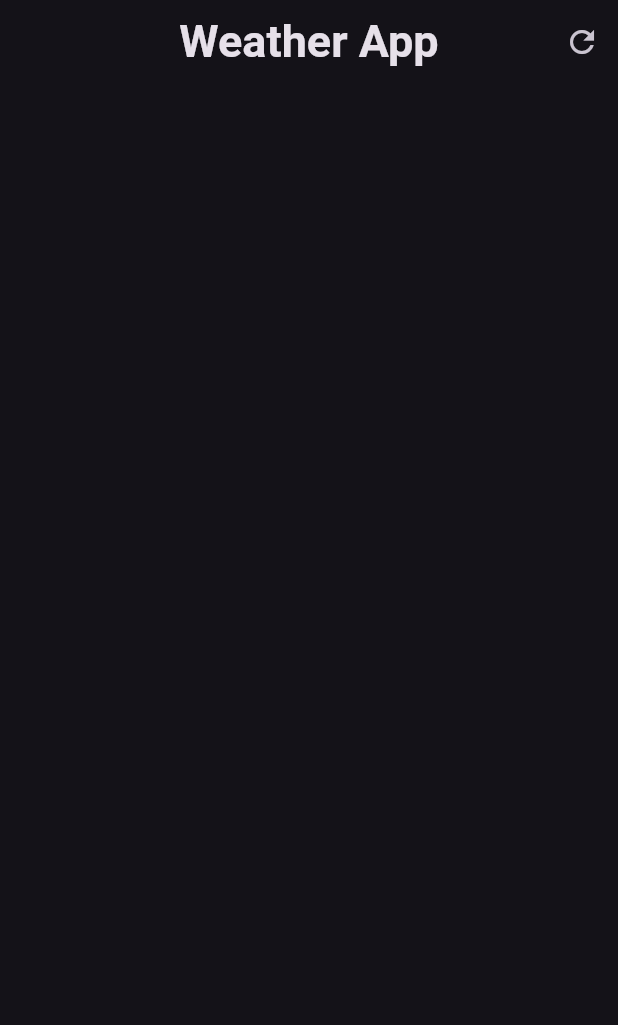
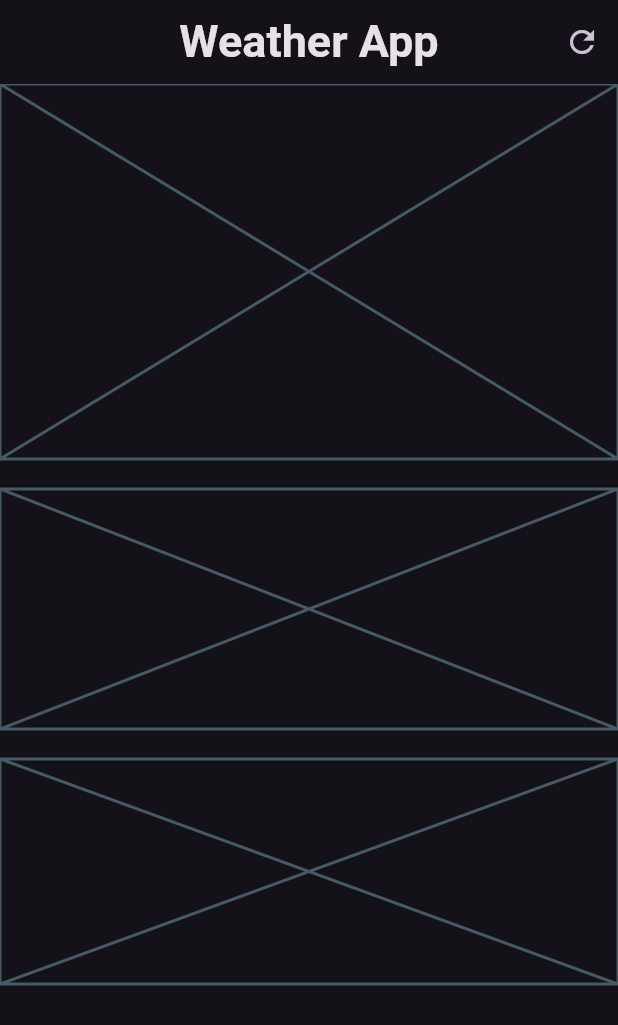
Before and after one commit to Ajallen14/Weather_App, a Flutter app: the screen it shows after launch, on a phone screen of 412 x 824 dp. Shown: the top 1025 px of the screen. Run offline on Flutter 3.47's test engine with Material 3 defaults, Android fonts, the phone set to English and light mode, and no system bars.

Commit message:
Layout is finished

```diff
--- a/lib/weather_screen.dart
+++ b/lib/weather_screen.dart
@@ -1,3 +1,5 @@
+import 'dart:ui';
+
 import 'package:flutter/material.dart';
 
 class WeatherScreen extends StatelessWidget {
@@ -21,6 +23,24 @@ class WeatherScreen extends StatelessWidget {
           ),
         ],
       ),
+      body: Column(
+        children: [
+          const Placeholder(
+            //MAIN CARD
+            fallbackHeight: 250,
+          ),
+          const SizedBox(height: 20),
+          const Placeholder(
+            // weatherforecast cards
+            fallbackHeight: 160,
+          ),
+          const SizedBox(height: 20),
+          const Placeholder(
+            // weatherforecast cards
+            fallbackHeight: 150,
+          ),
+        ],
+      ),
     );
   }
 }
```
